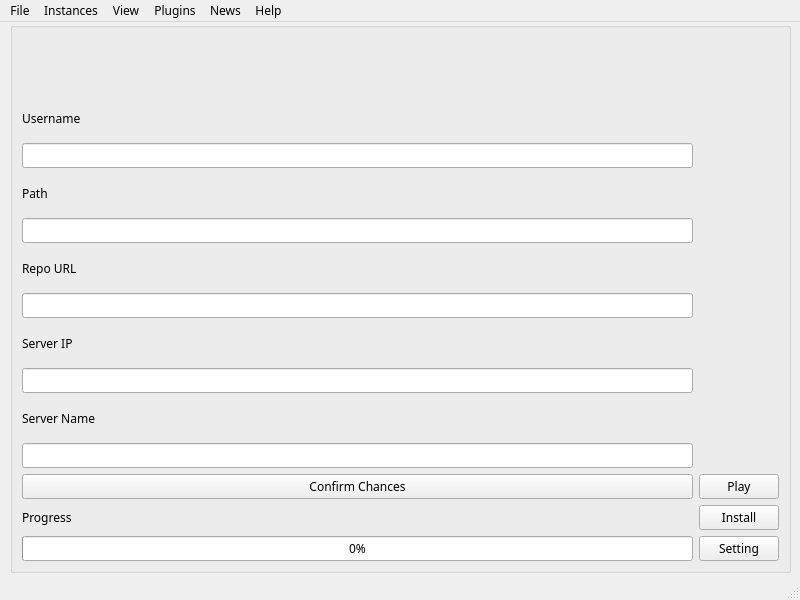
This is src/form.ui in xgui4/LCE-Qt-Launcher as Qt 5 draws it before an edit. The edited form follows.
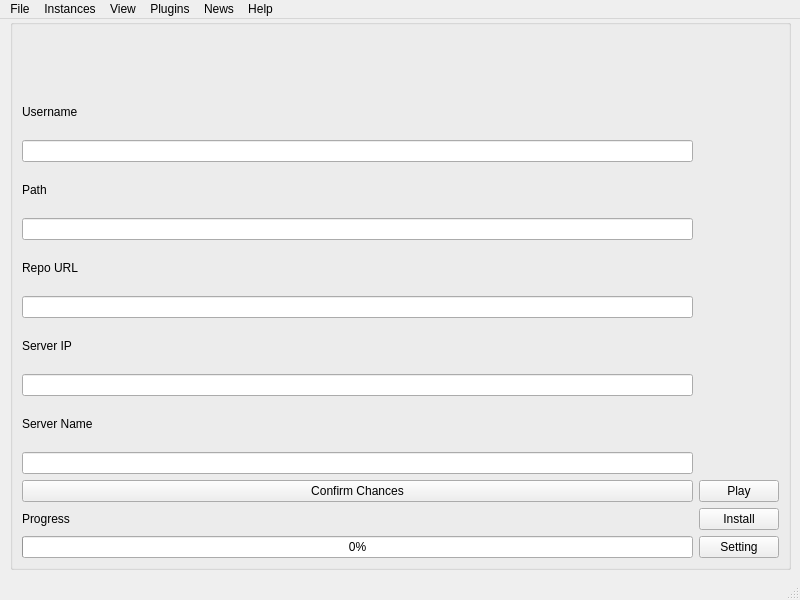
This is the edited form. Icons and pictures are not drawn.

Patch:
```diff
--- a/src/form.ui
+++ b/src/form.ui
@@ -10,11 +10,6 @@
     <height>600</height>
    </rect>
   </property>
-  <property name="font">
-   <font>
-    <family>Adwaita Sans</family>
-   </font>
-  </property>
   <property name="windowTitle">
    <string>Minecraft LCE QT Launcher</string>
   </property>
@@ -26,11 +21,6 @@
    <bool>false</bool>
   </property>
   <widget class="QWidget" name="centralwidget">
-   <property name="font">
-    <font>
-     <family>Adwaita Sans</family>
-    </font>
-   </property>
    <property name="autoFillBackground">
     <bool>false</bool>
    </property>
@@ -148,12 +138,6 @@
          <height>50</height>
         </size>
        </property>
-       <property name="font">
-        <font>
-         <family>Adwaita Sans</family>
-         <pointsize>31</pointsize>
-        </font>
-       </property>
        <property name="text">
         <string/>
        </property>
@@ -186,7 +170,7 @@
      <x>0</x>
      <y>0</y>
      <width>800</width>
-     <height>27</height>
+     <height>29</height>
     </rect>
    </property>
    <widget class="QMenu" name="menuFile">
```
Left out of the diff: 6 changed lines with no effect on the pictures.
